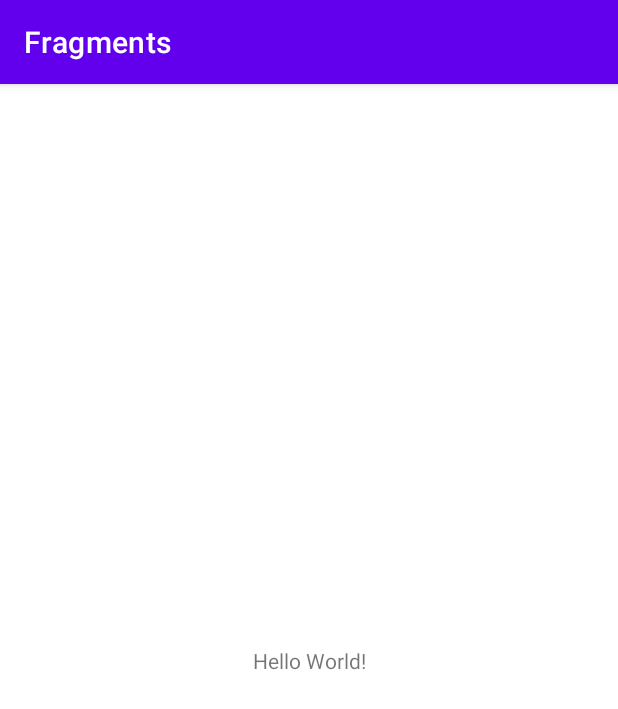
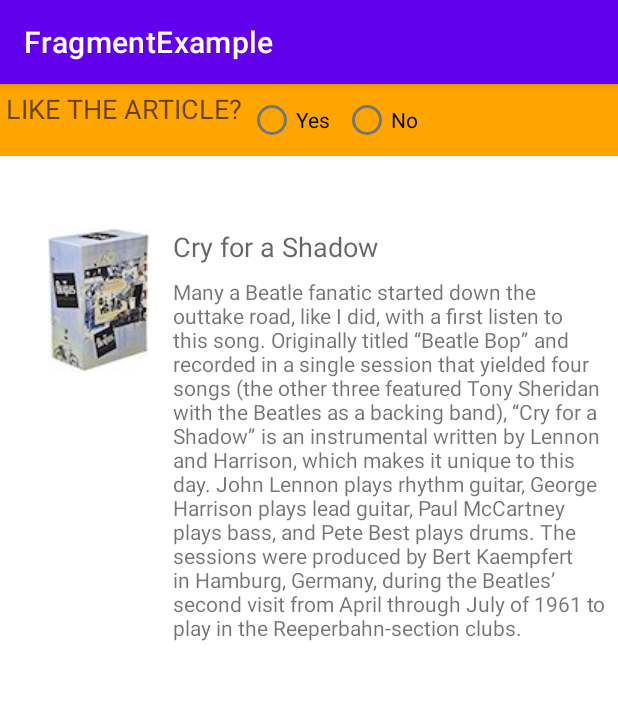
Before and after one commit to SamX007/Fragments, an Android app: the screen it shows after launch (MainActivity), on a phone screen of 412 x 824 dp. Shown: the top 709 px of the screen. Run offline under Robolectric (Android 15) with nearby library versions, the phone set to English and light mode, and no system bars.

Commit message:
Included fragment for entire activity lifecycle

```diff
--- a/app/build.gradle
+++ b/app/build.gradle
@@ -32,7 +32,7 @@ dependencies {
 
     implementation 'androidx.appcompat:appcompat:1.2.0'
     implementation 'com.google.android.material:material:1.3.0'
-    implementation 'androidx.constraintlayout:constraintlayout:2.0.4'
+    implementation 'androidx.legacy:legacy-support-v4:1.0.0'
     testImplementation 'junit:junit:4.+'
     androidTestImplementation 'androidx.test.ext:junit:1.1.2'
     androidTestImplementation 'androidx.test.espresso:espresso-core:3.3.0'
--- a/app/src/main/java/com/example/fragments/MainActivity.java
+++ b/app/src/main/java/com/example/fragments/MainActivity.java
@@ -1,8 +1,8 @@
+
 package com.example.fragments;
 
+import android.os.Bundle;
 import androidx.appcompat.app.AppCompatActivity;
-
-import android.os.Bundle;
 
 public class MainActivity extends AppCompatActivity {
 
--- /dev/null
+++ b/app/src/main/java/com/example/fragments/SimpleFragment.java
@@ -0,0 +1,50 @@
+package com.example.fragments;
+
+import android.os.Bundle;
+
+import androidx.fragment.app.Fragment;
+
+import android.view.LayoutInflater;
+import android.view.View;
+import android.view.ViewGroup;
+import android.widget.RadioGroup;
+import android.widget.TextView;
+
+public class SimpleFragment extends Fragment {
+    private static final int YES = 0;
+    private static final int NO = 1;
+
+    public SimpleFragment() {
+
+    }
+
+    @Override
+    public View onCreateView(LayoutInflater inflater, ViewGroup container,
+                             Bundle savedInstanceState) {
+        // Inflate the layout for this fragment
+        final View rootView = inflater.inflate(R.layout.fragment_simple, container, false);
+        final RadioGroup radioGroup = rootView.findViewById(R.id.radio_group);
+        radioGroup.setOnCheckedChangeListener(new
+                                                      RadioGroup.OnCheckedChangeListener() {
+                                                          @Override
+                                                          public void onCheckedChanged(RadioGroup group, int checkedId) {
+                                                              View radioButton = radioGroup.findViewById(checkedId);
+                                                              int index = radioGroup.indexOfChild(radioButton);
+                                                              TextView textView =
+                                                                      rootView.findViewById(R.id.fragment_header);
+                                                              switch (index) {
+                                                                  case YES: // User chose "Yes."
+                                                                      textView.setText(R.string.yes_message);
+                                                                      break;
+                                                                  case NO: // User chose "No."
+                                                                      textView.setText(R.string.no_message);
+                                                                      break;
+                                                                  default: // No choice made.
+                                                                      // Do nothing.
+                                                                      break;
+                                                              }
+                                                          }
+                                                      });
+        return rootView;
+    }
+}
--- a/app/src/main/res/layout/activity_main.xml
+++ b/app/src/main/res/layout/activity_main.xml
@@ -1,18 +1,70 @@
 <?xml version="1.0" encoding="utf-8"?>
-<androidx.constraintlayout.widget.ConstraintLayout xmlns:android="http://schemas.android.com/apk/res/android"
+
+<androidx.constraintlayout.widget.ConstraintLayout
+    xmlns:android="http://schemas.android.com/apk/res/android"
     xmlns:app="http://schemas.android.com/apk/res-auto"
     xmlns:tools="http://schemas.android.com/tools"
     android:layout_width="match_parent"
     android:layout_height="match_parent"
-    tools:context=".MainActivity">
+    tools:context="com.example.fragments.MainActivity">
+
+    <ImageView
+        android:id="@+id/imageView"
+        android:layout_width="wrap_content"
+        android:layout_height="wrap_content"
+        android:layout_marginLeft="@dimen/image_left_margin"
+        android:layout_marginStart="@dimen/image_left_margin"
+        android:layout_marginTop="@dimen/body_top_margin"
+        android:scaleType="centerCrop"
+        app:layout_constraintLeft_toLeftOf="parent"
+        app:layout_constraintTop_toTopOf="parent"
+        app:srcCompat="@drawable/beatles_anthology_box"/>
 
     <TextView
-        android:layout_width="wrap_content"
+        android:id="@+id/title"
+        android:layout_width="0dp"
         android:layout_height="wrap_content"
-        android:text="Hello World!"
+        android:layout_marginEnd="@dimen/margin_wide"
+        android:layout_marginLeft="@dimen/margin_wide"
+        android:layout_marginRight="@dimen/margin_wide"
+        android:layout_marginStart="@dimen/margin_wide"
+        android:text="@string/title1"
+        android:textAppearance="@style/Base.TextAppearance.AppCompat.Medium"
+        app:layout_constraintHorizontal_bias="0.0"
+        app:layout_constraintLeft_toRightOf="@+id/imageView"
+        app:layout_constraintRight_toRightOf="parent"
+        app:layout_constraintTop_toTopOf="@+id/imageView"/>
+
+    <ScrollView
+        android:layout_width="0dp"
+        android:layout_height="0dp"
+        android:layout_marginRight="@dimen/standard_margin"
+        android:layout_marginEnd="@dimen/standard_margin"
+        app:layout_constraintRight_toRightOf="parent"
+        android:layout_marginTop="@dimen/standard_margin"
+        app:layout_constraintTop_toBottomOf="@+id/title"
+        android:layout_marginLeft="0dp"
+        android:layout_marginStart="0dp"
+        app:layout_constraintLeft_toLeftOf="@+id/title"
         app:layout_constraintBottom_toBottomOf="parent"
+        android:layout_marginBottom="@dimen/standard_margin">
+
+        <TextView
+            android:id="@+id/article"
+            android:layout_width="match_parent"
+            android:layout_height="wrap_content"
+            android:text="@string/article1"
+            tools:layout_editor_absoluteX="8dp"
+            tools:layout_editor_absoluteY="288dp"/>
+    </ScrollView>
+    <fragment
+        android:id="@+id/fragment"
+        android:name="com.example.fragments.SimpleFragment"
+        android:layout_width="0dp"
+        android:layout_height="wrap_content"
         app:layout_constraintLeft_toLeftOf="parent"
         app:layout_constraintRight_toRightOf="parent"
-        app:layout_constraintTop_toTopOf="parent" />
+        app:layout_constraintTop_toTopOf="parent"
+        tools:layout="@layout/fragment_simple" />
 
 </androidx.constraintlayout.widget.ConstraintLayout>
--- /dev/null
+++ b/app/src/main/res/layout/fragment_simple.xml
@@ -0,0 +1,40 @@
+<?xml version="1.0" encoding="utf-8"?>
+<LinearLayout xmlns:android="http://schemas.android.com/apk/res/android"
+    xmlns:tools="http://schemas.android.com/tools"
+    android:layout_width="match_parent"
+    android:layout_height="wrap_content"
+    android:background="@color/my_fragment_color"
+    android:orientation="horizontal"
+    tools:context=".SimpleFragment">
+
+    <!-- TODO: Update blank fragment layout -->
+    <TextView
+        android:id="@+id/fragment_header"
+        android:layout_width="wrap_content"
+        android:layout_height="wrap_content"
+        android:text="@string/question_article"
+        android:textAppearance="@style/Base.TextAppearance.AppCompat.Medium"
+        android:padding="4dp"
+        />
+    <RadioGroup
+        android:id="@+id/radio_group"
+        android:layout_width="wrap_content"
+        android:layout_height="wrap_content"
+        android:orientation="horizontal">
+
+        <RadioButton
+            android:id="@+id/radio_button_yes"
+            android:layout_width="wrap_content"
+            android:layout_height="wrap_content"
+            android:layout_marginRight="8dp"
+            android:text="@string/yes" />
+
+        <RadioButton
+            android:id="@+id/radio_button_no"
+            android:layout_width="wrap_content"
+            android:layout_height="wrap_content"
+            android:layout_marginRight="8dp"
+            android:text="@string/no" />
+    </RadioGroup>
+
+</LinearLayout>
--- a/app/src/main/res/values/colors.xml
+++ b/app/src/main/res/values/colors.xml
@@ -7,4 +7,5 @@
     <color name="teal_700">#FF018786</color>
     <color name="black">#FF000000</color>
     <color name="white">#FFFFFFFF</color>
+    <color name="my_fragment_color">#ffa500</color>
 </resources>
--- /dev/null
+++ b/app/src/main/res/values/dimens.xml
@@ -0,0 +1,28 @@
+<?xml version="1.0" encoding="utf-8"?>
+<!--
+  ~ Copyright (C) 2017 Google Inc.
+  ~
+  ~ Licensed under the Apache License, Version 2.0 (the "License");
+  ~ you may not use this file except in compliance with the License.
+  ~ You may obtain a copy of the License at
+  ~
+  ~     http://www.apache.org/licenses/LICENSE-2.0
+  ~
+  ~ Unless required by applicable law or agreed to in writing, software
+  ~ distributed under the License is distributed on an "AS IS" BASIS,
+  ~ WITHOUT WARRANTIES OR CONDITIONS OF ANY KIND, either express or implied.
+  ~ See the License for the specific language governing permissions and
+  ~ limitations under the License.
+  -->
+
+<resources>
+    <dimen name="standard_margin">8dp</dimen>
+    <dimen name="small_padding">4dp</dimen>
+    <dimen name="heading_top_margin">24dp</dimen>
+    <dimen name="padding_wide">16dp</dimen>
+    <dimen name="body_width">220dp</dimen>
+    <dimen name="padding_standard">8dp</dimen>
+    <dimen name="image_left_margin">32dp</dimen>
+    <dimen name="body_top_margin">96dp</dimen>
+    <dimen name="margin_wide">16dp</dimen>
+</resources>
--- a/app/src/main/res/values/strings.xml
+++ b/app/src/main/res/values/strings.xml
@@ -1,3 +1,28 @@
 <resources>
-    <string name="app_name">Fragments</string>
+    <string name="app_name">FragmentExample</string>
+
+    <!-- Placeholder text for this example. -->
+    <string name="title1">Cry for a Shadow</string>
+    <string name="article1">Many a Beatle fanatic started down the outtake
+        road,
+        like I did, with a first listen to this song. Originally titled “Beatle Bop” and recorded in a single session that yielded four songs (the other three featured Tony Sheridan with the Beatles as a backing band), “Cry for a Shadow” is an instrumental written by Lennon and Harrison, which makes it unique to this day. John Lennon plays rhythm guitar, George Harrison plays lead guitar, Paul McCartney plays bass, and Pete Best plays drums. The sessions were produced by Bert Kaempfert in Hamburg, Germany, during the Beatles’ second visit from April through July of 1961 to play in the Reeperbahn-section clubs.</string>
+    <string name="title2">My Bonnie - Ain’t She Sweet</string>
+    <string name="article2">At the same session, the Beatles played on “My Bonnie” (the first-ever single with Beatles playing), as the backing band for English singer Tony Sheridan, originally a member of the Jets. The popularity of this single in Liverpool brought the Beatles to the attention of Brian Epstein, who worked in the NEMS record store and tried to meet demand for the disc. John Lennon then sings a fine “Ain’t She Sweet” (his first-ever released vocal).</string>
+
+    <!-- Text for the fragment. -->
+    <string name="yes">Yes</string>
+    <string name="no">No</string>
+    <string name="yes_message">ARTICLE: Like</string>
+    <string name="no_message">ARTICLE: Thanks</string>
+    <string name="question_article">LIKE THE ARTICLE?</string>
+
+    <!-- Text for the button in FragmentExample2. -->
+    <string name="open">Open</string>
+    <string name="close">Close</string>
+
+    <!-- Text for the exception message in FragmentCommunicate. -->
+    <string name="exception_message">must implement OnFragmentInteractionListener</string>
+    <!-- TODO: Remove or change this placeholder text -->
+    <string name="hello_blank_fragment">Hello blank fragment</string>
+
 </resources>
```
Also changed, not shown: app/src/main/AndroidManifest.xml (indentation only), app/src/main/res/drawable/beatles_anthology_box.jpg (added), app/src/main/res/drawable/task1.gif (added), 1 other file.
